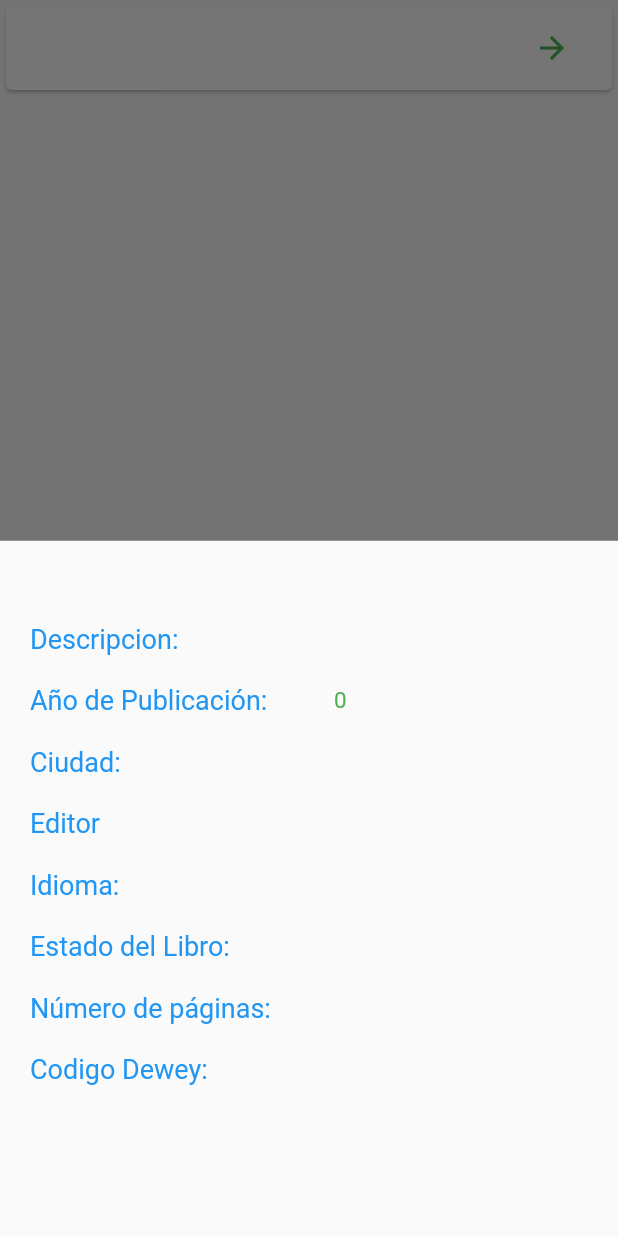
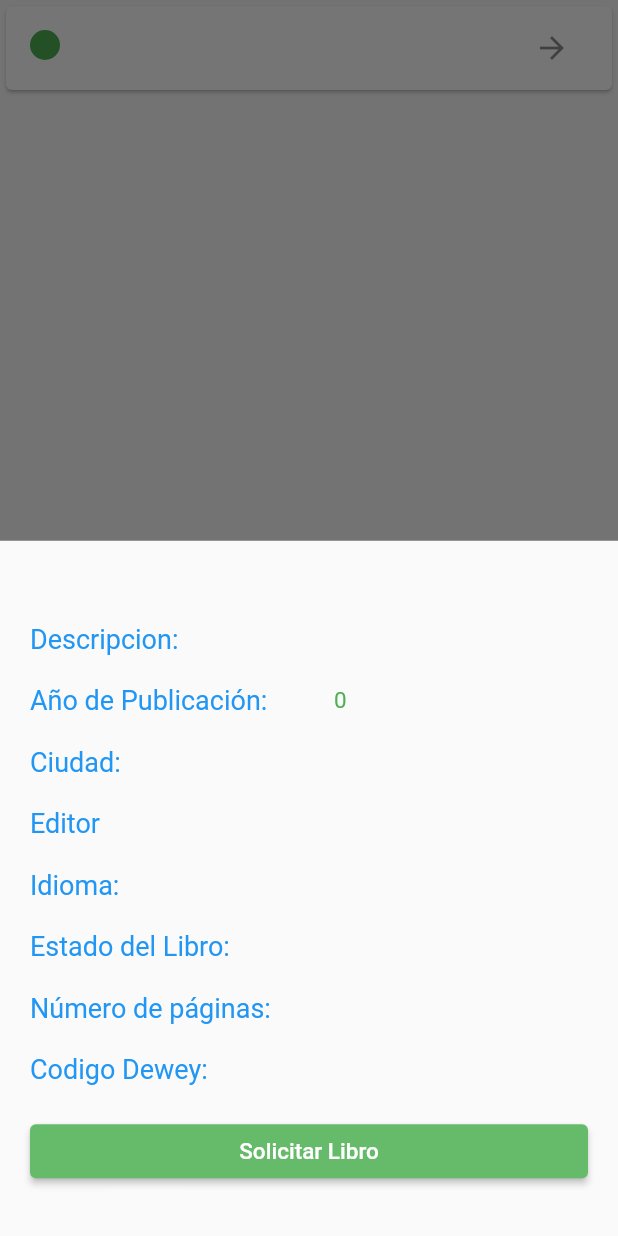
Before and after one commit to Christian1910n/istateca, a Flutter app: the LibrosTile widget shown alone on an empty page, opened directly with empty values, after a tap on the "arrow forward" icon, on a phone screen of 412 x 824 dp. Run offline on Flutter 3.47's test engine with Material 2 defaults, Android fonts, the light colour scheme and no system bars; network calls fail.

Commit message:
Spring 2(Lista de libros y detalle de libros)

```diff
--- a/lib/Screens/detalle_libro_screen.dart
+++ b/lib/Screens/detalle_libro_screen.dart
@@ -1,4 +1,5 @@
 import 'package:flutter/material.dart';
+import 'package:proyectoistateca/Screens/solicitar_libro_screen.dart';
 import 'package:proyectoistateca/models/libros.dart';
 
 class DetalleLibroScreen extends StatefulWidget {
@@ -33,19 +34,19 @@ class _DetalleLibroScreenState extends State<DetalleLibroScreen> {
               Expanded(
                 child: Text(
                   widget.libro.descripcion,
-                  style: TextStyle(fontSize: 15, color: Colors.green),
+                  style: const TextStyle(fontSize: 15, color: Colors.green),
                 ),
               ),
             ],
           ),
-          SizedBox(height: 20),
+          const SizedBox(height: 20),
           Row(
             children: [
               const Text(
                 "Año de Publicación: ",
                 style: TextStyle(fontSize: 18, color: Colors.blue),
               ),
-              SizedBox(width: 40),
+              const SizedBox(width: 40),
               Center(
                 child: Text(
                   widget.libro.anio_publicacion.toString(),
@@ -54,89 +55,109 @@ class _DetalleLibroScreenState extends State<DetalleLibroScreen> {
               ),
             ],
           ),
-          SizedBox(height: 20),
+          const SizedBox(height: 20),
           Row(
             children: [
               const Text(
                 "Ciudad: ",
                 style: TextStyle(fontSize: 18, color: Colors.blue),
               ),
-              SizedBox(width: 137),
+              const SizedBox(width: 137),
               Text(
                 widget.libro.ciudad,
-                style: TextStyle(fontSize: 15, color: Colors.green),
+                style: const TextStyle(fontSize: 15, color: Colors.green),
               ),
             ],
           ),
-          SizedBox(height: 20),
+          const SizedBox(height: 20),
           Row(
             children: [
               const Text(
                 "Editor ",
                 style: TextStyle(fontSize: 18, color: Colors.blue),
               ),
-              SizedBox(width: 152),
+              const SizedBox(width: 152),
               Text(
                 widget.libro.editor,
-                style: TextStyle(fontSize: 15, color: Colors.green),
+                style: const TextStyle(fontSize: 15, color: Colors.green),
               ),
             ],
           ),
-          SizedBox(height: 20),
+          const SizedBox(height: 20),
           Row(
             children: [
               const Text(
                 "Idioma: ",
                 style: TextStyle(fontSize: 18, color: Colors.blue),
               ),
-              SizedBox(width: 138),
+              const SizedBox(width: 138),
               Text(
                 widget.libro.idioma,
-                style: TextStyle(fontSize: 15, color: Colors.green),
+                style: const TextStyle(fontSize: 15, color: Colors.green),
               ),
             ],
           ),
-          SizedBox(height: 20),
+          const SizedBox(height: 20),
           Row(
             children: [
               const Text(
                 "Estado del Libro: ",
                 style: TextStyle(fontSize: 18, color: Colors.blue),
               ),
-              SizedBox(width: 63),
+              const SizedBox(width: 63),
               Text(
                 widget.libro.estado_libro,
-                style: TextStyle(fontSize: 15, color: Colors.green),
+                style: const TextStyle(fontSize: 15, color: Colors.green),
               ),
             ],
           ),
-          SizedBox(height: 20),
+          const SizedBox(height: 20),
           Row(
             children: [
               const Text(
                 "Número de páginas: ",
                 style: TextStyle(fontSize: 18, color: Colors.blue),
               ),
-              SizedBox(width: 33),
+              const SizedBox(width: 33),
               Text(
                 widget.libro.num_paginas.toString(),
-                style: TextStyle(fontSize: 15, color: Colors.green),
+                style: const TextStyle(fontSize: 15, color: Colors.green),
               ),
             ],
           ),
-          SizedBox(height: 20),
+          const SizedBox(height: 20),
           Row(
             children: [
               const Text(
                 "Codigo Dewey: ",
                 style: TextStyle(fontSize: 18, color: Colors.blue),
               ),
-              SizedBox(width: 80),
+              const SizedBox(width: 80),
               Text(
                 widget.libro.codigo_dewey,
-                style: TextStyle(fontSize: 15, color: Colors.green),
+                style: const TextStyle(fontSize: 15, color: Colors.green),
               ),
             ],
+          ),
+          const SizedBox(height: 20),
+          ElevatedButton(
+            style: ElevatedButton.styleFrom(
+              backgroundColor: Colors.green[400],
+            ),
+            onPressed: widget.libro.disponibilidad
+                ? null
+                : () {
+                    Navigator.push(
+                      context,
+                      MaterialPageRoute(
+                          builder: (context) =>
+                              SolicitarLibroScreen(libro: widget.libro)),
+                    );
+                  },
+            child: const Text(
+              "Solicitar Libro",
+              style: TextStyle(fontSize: 15),
+            ),
           ),
         ],
       ),
--- a/lib/libro_tile.dart
+++ b/lib/libro_tile.dart
@@ -14,8 +14,16 @@ class LibrosTile extends StatelessWidget {
   Widget build(BuildContext context) {
     return Card(
       child: ListTile(
+        leading: CircleAvatar(
+          radius: 10,
+          backgroundColor: libro.disponibilidad ? Colors.red : Colors.green,
+          child: const Text(""),
+        ),
         title: Text(libro.titulo),
-        trailing: IconButton(
+        trailing: Row(
+          mainAxisSize: MainAxisSize.min,
+          children: [
+            IconButton(
               icon: const Icon(Icons.arrow_forward),
               onPressed: () {
                 showModalBottomSheet(
@@ -25,7 +33,8 @@ class LibrosTile extends StatelessWidget {
                     });
               },
             ),
-        iconColor: Colors.green,
+          ],
+        ),
       ),
     );
   }
--- a/lib/main.dart
+++ b/lib/main.dart
@@ -4,6 +4,7 @@ import 'package:proyectoistateca/Screens/home_screen.dart';
 import 'package:proyectoistateca/Screens/lista_libros_screen.dart';
 import 'package:proyectoistateca/Screens/login_page.dart';
 import 'package:proyectoistateca/Screens/menu_lateral.dart';
+import 'package:proyectoistateca/Screens/solicitar_libro_screen.dart';
 import 'package:proyectoistateca/models/tipos_data.dart';
 
 void main() {
```
Also changed, not shown: lib/Screens/lista_libros_screen.dart (+31 -2 lines), lib/Screens/solicitar_libro_screen.dart (added, +32 -0 lines), lib/Services/database_services_libro.dart (+15 -3 lines). Lines whose indentation alone changed are shown as unchanged.
